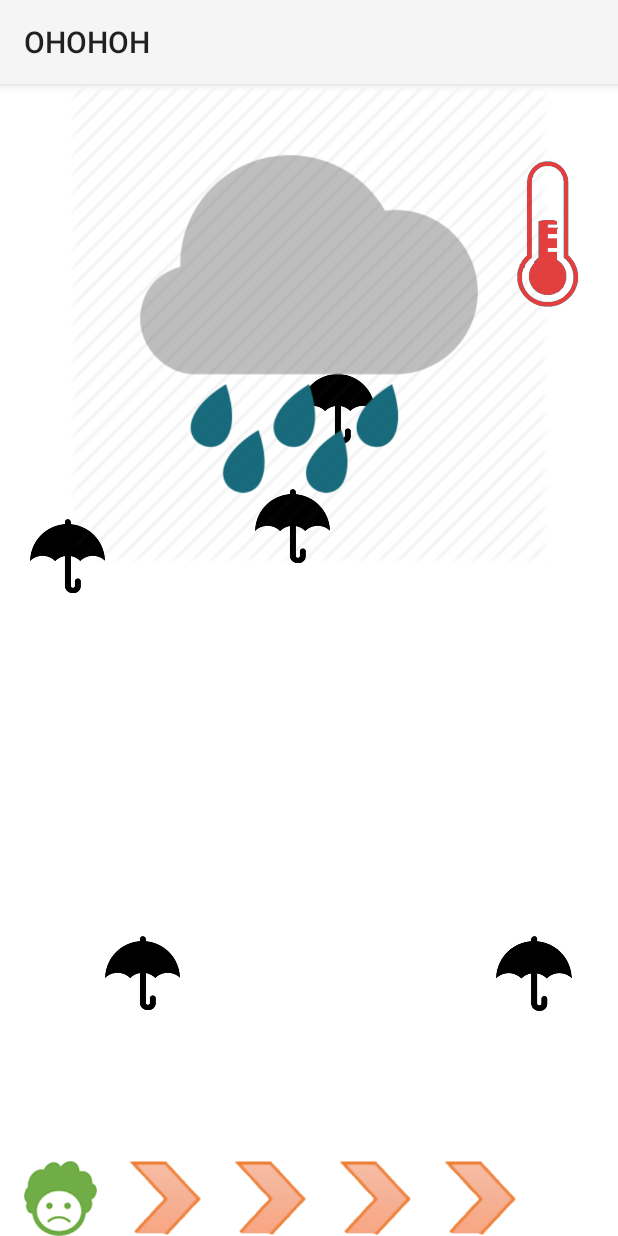
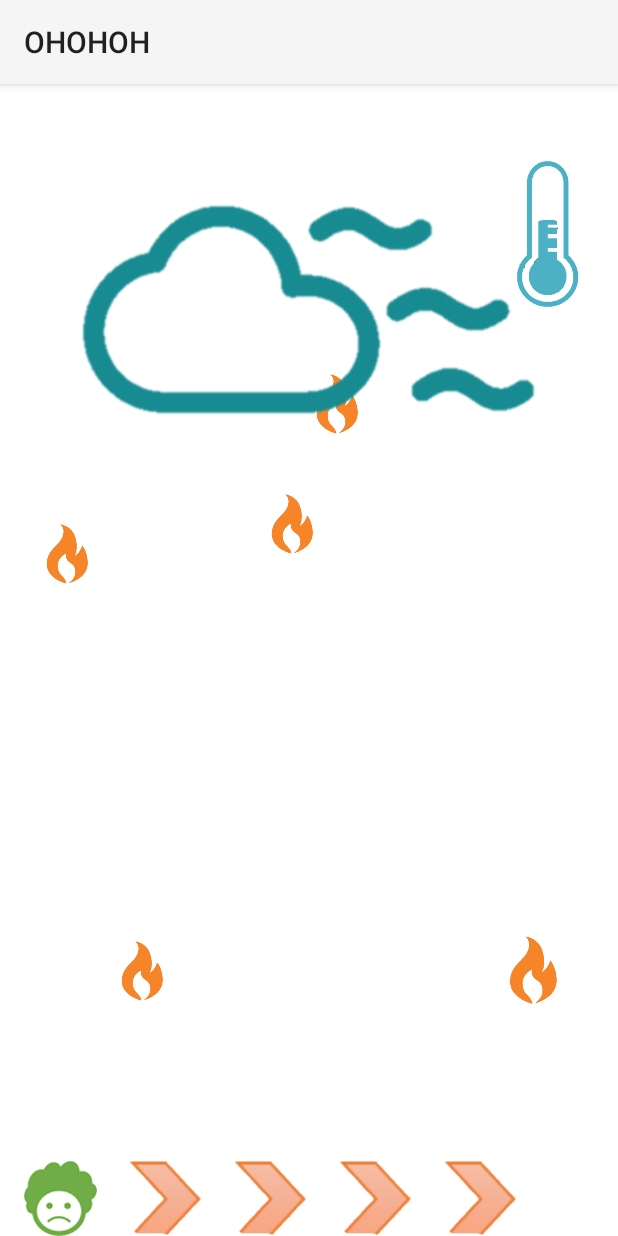
Before and after one commit to jseohyun/OHOHOH, an Android app: the GameActivity screen opened directly, with no data from a screen before it, on a phone screen of 412 x 824 dp. Run offline under Robolectric (Android 15) with nearby library versions, the phone set to English and light mode, and no system bars; 1 statement that could not run was skipped.

Commit message:
완전최종

```diff
--- a/app/src/main/java/com/example/seohyun/ohohoh/GameActivity.java
+++ b/app/src/main/java/com/example/seohyun/ohohoh/GameActivity.java
@@ -34,7 +34,7 @@ public class GameActivity extends AppCompatActivity implements CompleteRequest {
 
     private Rain rain;
     private Umbrella umbrella;
-    private String weather = "Rainy";
+    private String weather =" ";
     private String temp;
     private GraphicsView graphicsView;
     private LinearLayout.LayoutParams param;
```
